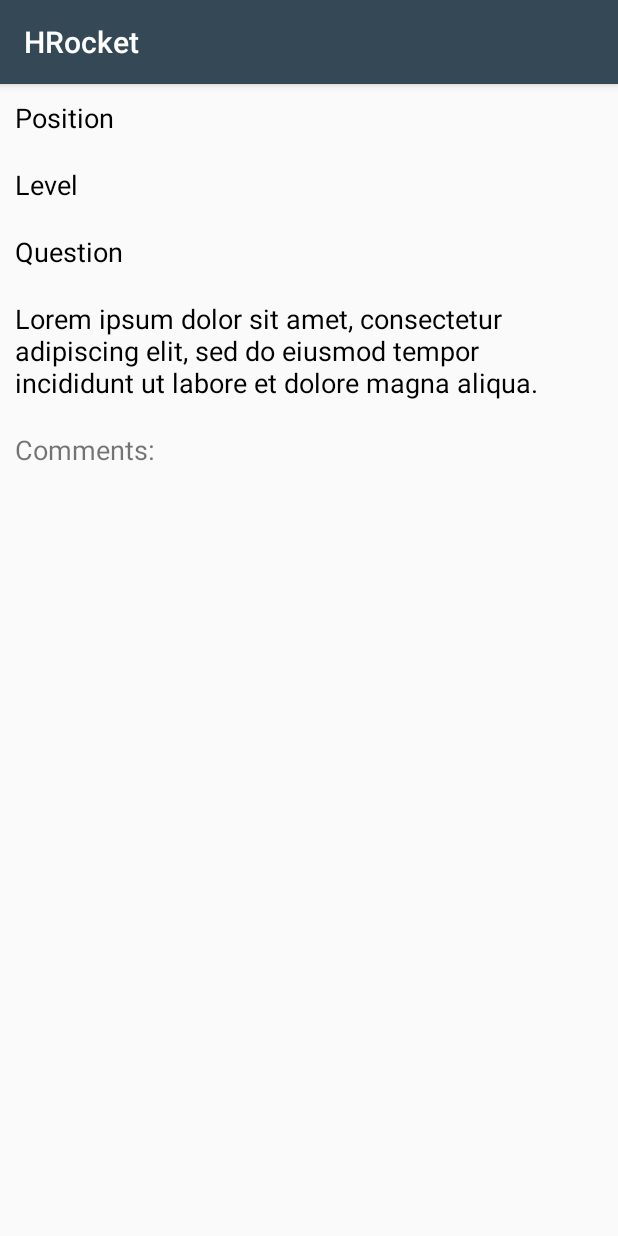
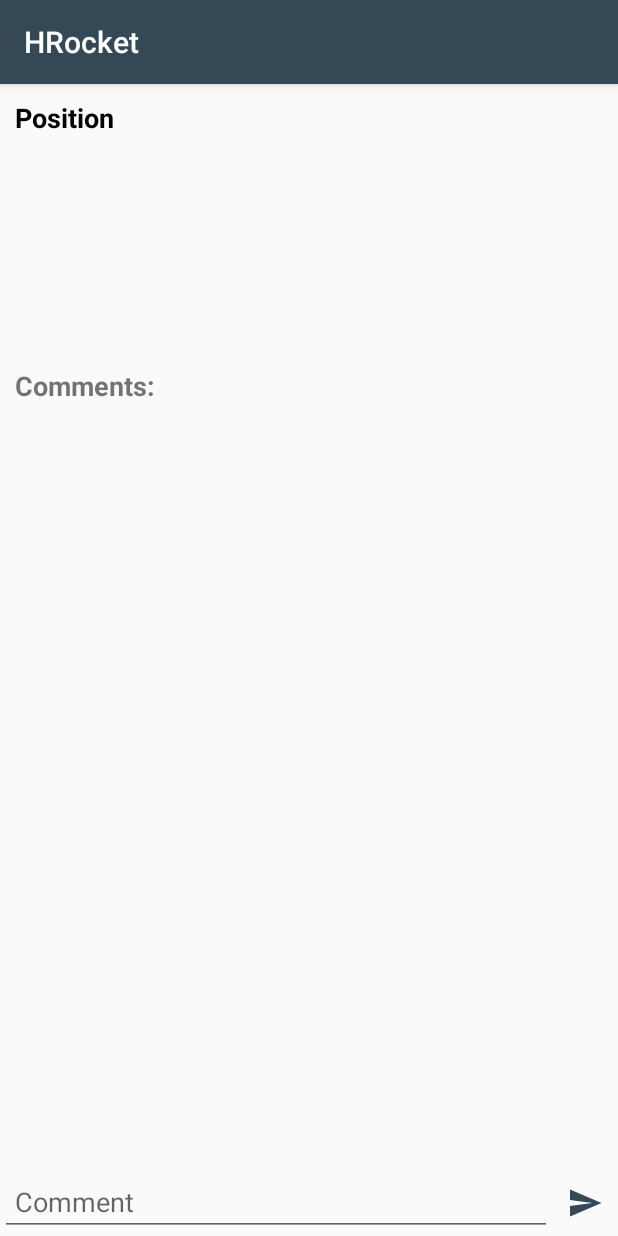
Before and after one commit to akali/MyApp, an Android app: the QuestionDetailsActivity screen opened directly, with no data from a screen before it, on a phone screen of 412 x 824 dp. Run offline under Robolectric (Android 15) with nearby library versions, the phone set to English and light mode, and no system bars; our stand-ins replace Firebase (no records; nobody signed in at launch, a user with empty details on screens opened directly); 4 statements that could not run were skipped.

Commit message:
comments work

```diff
--- a/app/src/main/java/com/example/hrapp/QuestionAdapter.java
+++ b/app/src/main/java/com/example/hrapp/QuestionAdapter.java
@@ -119,7 +119,7 @@ public class QuestionAdapter extends RecyclerView.Adapter<QuestionAdapter.Questi
             mFavoriteButton.setOnClickListener(this);
             mLevelText = itemView.findViewById(R.id.question_level);
             mListener = listener;
-            itemView.setOnClickListener(this);
+            mQuestionText.setOnClickListener(this);
         }
 
         public void bind(Question question, List<Favorite> favorites) {
--- a/app/src/main/java/com/example/hrapp/QuestionDetailsActivity.java
+++ b/app/src/main/java/com/example/hrapp/QuestionDetailsActivity.java
@@ -1,14 +1,23 @@
 package com.example.hrapp;
 
+import android.content.Intent;
 import android.support.annotation.NonNull;
 import android.support.v7.app.AppCompatActivity;
 import android.os.Bundle;
 import android.support.v7.widget.LinearLayoutManager;
 import android.support.v7.widget.RecyclerView;
 import android.util.Log;
+import android.view.View;
+import android.widget.Button;
+import android.widget.EditText;
+import android.widget.ImageButton;
+import android.widget.TextView;
 
 import com.example.hrapp.models.Comment;
 import com.example.hrapp.models.Position;
+import com.example.hrapp.models.Question;
+import com.google.firebase.auth.FirebaseAuth;
+import com.google.firebase.auth.FirebaseUser;
 import com.google.firebase.database.DataSnapshot;
 import com.google.firebase.database.DatabaseError;
 import com.google.firebase.database.DatabaseReference;
@@ -20,24 +29,64 @@ import java.util.List;
 
 public class QuestionDetailsActivity extends AppCompatActivity {
 
+    private FirebaseAuth mFirebaseAuth;
     private FirebaseDatabase mDatabase;
+    private FirebaseUser mUser;
     private DatabaseReference mCommentsDatabaseReference;
     private RecyclerView mRecyclerView;
     private List<Comment> mCommentList;
+    private List<Comment> mCommentListFull;
     private CommentAdapter mCommentAdapter;
+
+    private Question mQuestionDetails;
+    private TextView mQuestionPositionText;
+    private TextView mQuestionLevelText;
+    private TextView mQuestionQuestionText;
+    private TextView mQuestionAnswerText;
+
+    private EditText mCommentText;
+    private ImageButton mCommentSend;
 
     @Override
     protected void onCreate(Bundle savedInstanceState) {
         super.onCreate(savedInstanceState);
         setContentView(R.layout.activity_question_details);
 
+        mFirebaseAuth = FirebaseAuth.getInstance();
+
+        if (mFirebaseAuth.getCurrentUser() == null) {
+            finish();
+            startActivity(new Intent(this, LoginActivity.class));
+        }
+        mUser = mFirebaseAuth.getCurrentUser();
+
+        Intent intent = getIntent();
+        mQuestionDetails = intent.getParcelableExtra("questionDetails");
+        mQuestionPositionText = (TextView) findViewById(R.id.details_position);
+        mQuestionLevelText = (TextView) findViewById(R.id.details_level);
+        mQuestionQuestionText = (TextView) findViewById(R.id.details_question);
+        mQuestionAnswerText = (TextView) findViewById(R.id.details_answer);
+        mCommentText = (EditText) findViewById(R.id.comment_message);
+        mCommentSend = (ImageButton) findViewById(R.id.send_button);
+
         mRecyclerView = (RecyclerView) findViewById(R.id.comments_recycler);
         mRecyclerView.setLayoutManager(new LinearLayoutManager(this));
         mDatabase = FirebaseDatabase.getInstance();
         mCommentsDatabaseReference = mDatabase.getReference().child("Comments");
         mCommentList = new ArrayList<Comment>();
+        mCommentListFull = new ArrayList<Comment>();
 
+
+        mCommentSend.setOnClickListener(sendListener);
+        initQuestionDetails();
         initCommentList();
+    }
+
+    private void initQuestionDetails() {
+        mQuestionPositionText.setText(mQuestionDetails.getPosition());
+        mQuestionLevelText.setText(mQuestionDetails.getLevel());
+        mQuestionQuestionText.setText(mQuestionDetails.getQuestion());
+        mQuestionAnswerText.setText(mQuestionDetails.getAnswer());
     }
 
     private void initCommentList() {
@@ -46,7 +95,10 @@ public class QuestionDetailsActivity extends AppCompatActivity {
             public void onDataChange(@NonNull DataSnapshot dataSnapshot) {
                 for (DataSnapshot dataSnapshot1 : dataSnapshot.getChildren()) {
                     Comment comment = dataSnapshot1.getValue(Comment.class);
-                    mCommentList.add(comment);
+                    mCommentListFull.add(comment);
+                    if (comment.getQuestionId() == mQuestionDetails.getId()) {
+                        mCommentList.add(comment);
+                    }
                 }
                 mCommentAdapter = new CommentAdapter(mCommentList);
                 mRecyclerView.setAdapter(mCommentAdapter);
@@ -58,4 +110,17 @@ public class QuestionDetailsActivity extends AppCompatActivity {
             }
         });
     }
+
+    View.OnClickListener sendListener = new View.OnClickListener() {
+        @Override
+        public void onClick(View v) {
+            String message = mCommentText.getText().toString();
+            int cId = mCommentListFull.size() + 1;
+            mCommentsDatabaseReference.child(Integer.toString(cId)).setValue(
+                    new Comment(cId, mQuestionDetails.getId(), mUser.getEmail(), message));
+            mCommentList.clear();
+            mCommentListFull.clear();
+            mCommentText.setText("");
+        }
+    };
 }
--- a/app/src/main/java/com/example/hrapp/QuestionListActivity.java
+++ b/app/src/main/java/com/example/hrapp/QuestionListActivity.java
@@ -151,8 +151,9 @@ public class QuestionListActivity extends AppCompatActivity {
     RecyclerViewClickListener listener = new RecyclerViewClickListener() {
         @Override
         public void onClick(View view, int position) {
-            Toast.makeText(view.getContext(), "Position " + position, Toast.LENGTH_SHORT).show();
             Intent intent = new Intent(view.getContext(), QuestionDetailsActivity.class);
+            Question question = mQuestionList.get(position);
+            intent.putExtra("questionDetails", question);
             startActivity(intent);
         }
     };
--- /dev/null
+++ b/app/src/main/res/drawable/ic_send_24dp.xml
@@ -0,0 +1,5 @@
+<vector android:height="24dp" android:tint="@color/colorPrimary"
+    android:viewportHeight="24.0" android:viewportWidth="24.0"
+    android:width="24dp" xmlns:android="http://schemas.android.com/apk/res/android">
+    <path android:fillColor="#FF000000" android:pathData="M2.01,21L23,12 2.01,3 2,10l15,2 -15,2z"/>
+</vector>
--- a/app/src/main/res/layout/activity_question_details.xml
+++ b/app/src/main/res/layout/activity_question_details.xml
@@ -1,5 +1,5 @@
 <?xml version="1.0" encoding="utf-8"?>
-<LinearLayout xmlns:android="http://schemas.android.com/apk/res/android"
+<RelativeLayout xmlns:android="http://schemas.android.com/apk/res/android"
     xmlns:app="http://schemas.android.com/apk/res-auto"
     xmlns:tools="http://schemas.android.com/tools"
     android:layout_width="match_parent"
@@ -7,12 +7,27 @@
     android:orientation="vertical"
     tools:context=".QuestionDetailsActivity">
 
+    <ScrollView
+        android:id="@+id/scroll"
+        android:layout_width="match_parent"
+        android:layout_height="match_parent"
+        android:layout_alignParentTop="true"
+        android:layout_above="@id/comment_send_layout"
+        android:orientation="vertical">
+
+        <LinearLayout
+            android:id="@+id/scroll_linear"
+            android:layout_width="match_parent"
+            android:layout_height="wrap_content"
+            android:orientation="vertical">
+
             <TextView
                 android:id="@+id/details_position"
                 android:layout_width="match_parent"
                 android:layout_height="wrap_content"
                 android:padding="10dp"
                 android:textSize="18sp"
+                android:textStyle="bold"
                 android:textColor="@android:color/black"
                 android:text="Position"/>
 
@@ -22,8 +37,8 @@
                 android:layout_height="wrap_content"
                 android:padding="10dp"
                 android:textSize="18sp"
-        android:textColor="@android:color/black"
-        android:text="Level"/>
+                android:textStyle="bold"
+                android:textColor="@android:color/black"/>
 
             <TextView
                 android:id="@+id/details_question"
@@ -31,8 +46,8 @@
                 android:layout_height="wrap_content"
                 android:padding="10dp"
                 android:textSize="18sp"
-        android:textColor="@android:color/black"
-        android:text="Question"/>
+                android:textStyle="bold"
+                android:textColor="@android:color/black"/>
 
             <TextView
                 android:id="@+id/details_answer"
@@ -40,14 +55,14 @@
                 android:layout_height="wrap_content"
                 android:padding="10dp"
                 android:textSize="18sp"
-        android:textColor="@android:color/black"
-        android:text="Lorem ipsum dolor sit amet, consectetur adipiscing elit, sed do eiusmod tempor incididunt ut labore et dolore magna aliqua."/>
+                android:textColor="@android:color/black"/>
 
             <TextView
                 android:layout_width="match_parent"
                 android:layout_height="wrap_content"
                 android:padding="10dp"
                 android:textSize="18sp"
+                android:textStyle="bold"
                 android:text="Comments:"/>
 
             <android.support.v7.widget.RecyclerView
@@ -55,8 +70,41 @@
                 android:id="@+id/comments_recycler"
                 android:layout_width="match_parent"
                 android:layout_height="wrap_content">
+            </android.support.v7.widget.RecyclerView>
+        </LinearLayout>
+    </ScrollView>
 
-    </android.support.v7.widget.RecyclerView>
+    <LinearLayout
+        android:id="@+id/comment_send_layout"
+        android:layout_width="match_parent"
+        android:layout_height="wrap_content"
+        android:orientation="horizontal"
+        android:layout_alignParentBottom="true">
+
+        <EditText
+            android:id="@+id/comment_message"
+            android:layout_width="0dp"
+            android:layout_height="match_parent"
+            android:layout_weight="5"
+            android:layout_gravity="center_vertical|center_horizontal"
+            android:gravity="top|left"
+            android:paddingLeft="10dp"
+            android:inputType="textMultiLine|textCapSentences"
+            android:maxLines="5"
+            android:minLines="3"
+            android:scrollHorizontally="false"
+            android:hint="Comment"/>
+
+        <ImageButton
+            android:id="@+id/send_button"
+            android:layout_width="wrap_content"
+            android:layout_height="wrap_content"
+            android:layout_gravity="center_vertical|center_horizontal"
+            android:padding="10dp"
+            android:gravity="center"
+            android:background="#00ffffff"
+            android:src="@drawable/ic_send_24dp"/>
+    </LinearLayout>
 
 
-</LinearLayout>
+</RelativeLayout>
```
Also changed, not shown: app/src/main/java/com/example/hrapp/models/Question.java (+36 -2 lines). Lines whose indentation alone changed are shown as unchanged.
